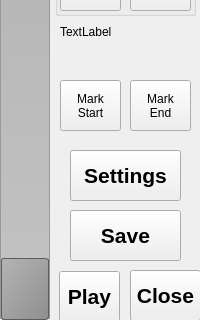
This is src/playbackwindow.ui in krontech/chronos-cam-app as Qt 5 draws it before an edit; both pictures show x 0 to 200 and y 160 to 480 of the 200 by 480 pixel window. The edited form follows.
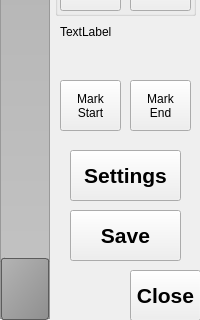
This is the edited form. Custom widgets are drawn as their Qt base class.

Commit message:
Replace demo mode by making the playback buttons sticky.
Pressing either the forward or reverse buttons will start playback
and continue playing back after releasing the button. Tapping the
button a second time will toggle playback on and off.

```diff
--- a/src/playbackwindow.ui
+++ b/src/playbackwindow.ui
@@ -292,29 +292,6 @@
     </property>
    </widget>
   </widget>
-  <widget class="QPushButton" name="cmdLoop">
-   <property name="geometry">
-    <rect>
-     <x>59</x>
-     <y>431</y>
-     <width>61</width>
-     <height>51</height>
-    </rect>
-   </property>
-   <property name="font">
-    <font>
-     <pointsize>16</pointsize>
-     <weight>75</weight>
-     <bold>true</bold>
-    </font>
-   </property>
-   <property name="focusPolicy">
-    <enum>Qt::NoFocus</enum>
-   </property>
-   <property name="text">
-    <string>Play</string>
-   </property>
-  </widget>
  </widget>
  <customwidgets>
   <customwidget>
```
The commit also changes 3 other files.
